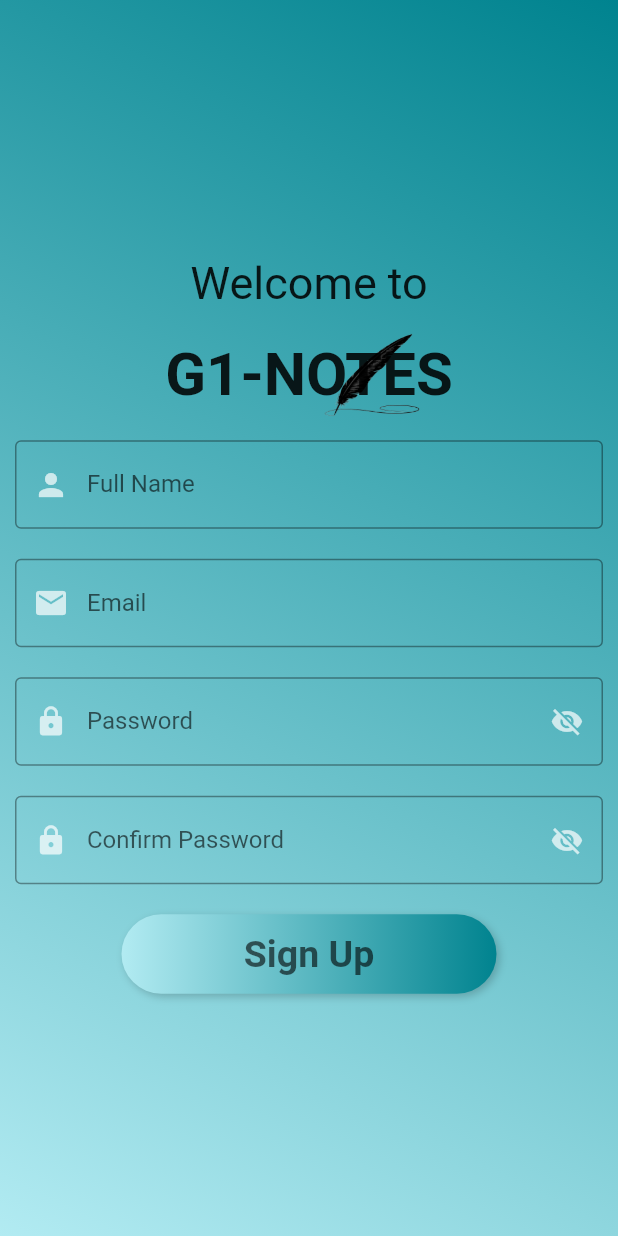
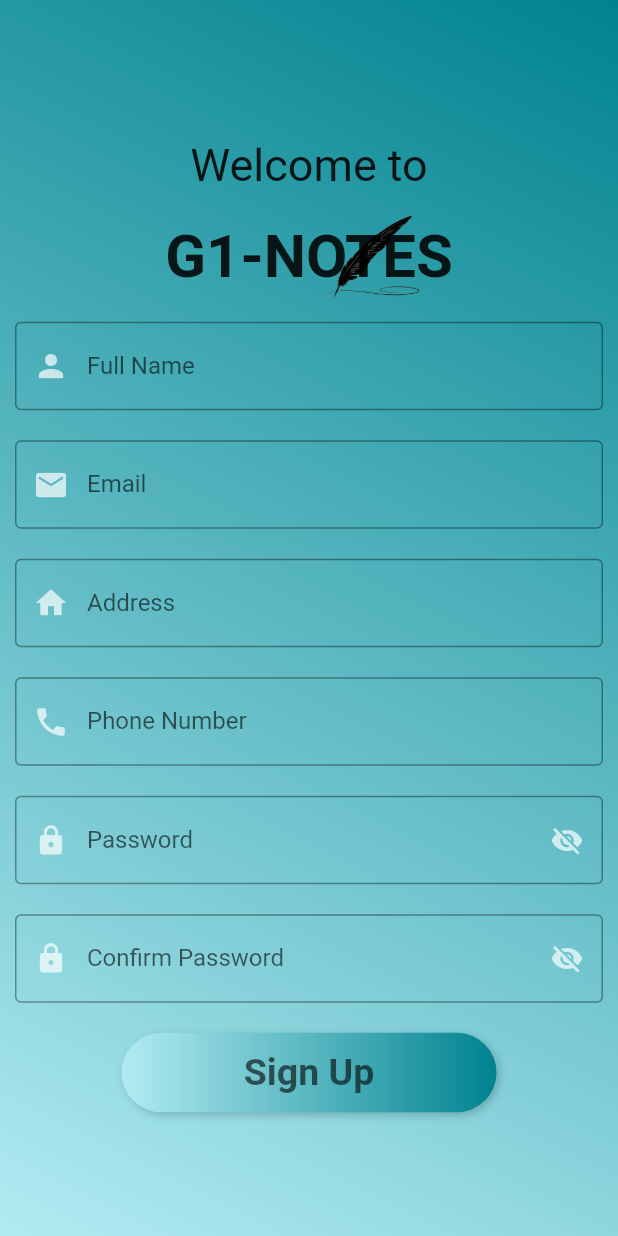
Before and after one commit to TheCOLON/Register_formpage, a Flutter app: the screen it shows after launch, on a phone screen of 412 x 824 dp. Run offline on Flutter 3.47's test engine with Material 2 defaults, Android fonts, the phone set to English and light mode, and no system bars; our stand-ins replace form_field_validator.

Commit message:
tachado_commit

```diff
--- a/lib/register_page.dart
+++ b/lib/register_page.dart
@@ -15,6 +15,8 @@ class _RegisterState extends State<Register> {
   TextEditingController password = TextEditingController();
   TextEditingController fullname = TextEditingController();
   TextEditingController confirmPass = TextEditingController();
+  TextEditingController address = TextEditingController();
+  TextEditingController phoneNumber = TextEditingController();
 
   bool isPasswordVisible = false;
   bool isConfirmpasswordVisible = false;
@@ -103,6 +105,54 @@ class _RegisterState extends State<Register> {
                         Icons.email,
                         color: Colors.white70,
                       )),
+                ),
+              ),
+            ),
+            Container(
+              padding: const EdgeInsets.fromLTRB(10, 10, 10, 10),
+              child: Form(
+                autovalidateMode: AutovalidateMode.onUserInteraction,
+                child: TextFormField(
+                  controller: address,
+                  validator: (value) {
+                    if (value == null || value.isEmpty) {
+                      return 'Required';
+                    }
+                    return null;
+                  },
+                  decoration: const InputDecoration(
+                    border: OutlineInputBorder(),
+                    labelText: 'Address',
+                    hintText: "Enter Your Address",
+                    prefixIcon: Icon(
+                      Icons.home,
+                      color: Colors.white70,
+                    ),
+                  ),
+                ),
+              ),
+            ),
+            Container(
+              padding: const EdgeInsets.fromLTRB(10, 10, 10, 10),
+              child: Form(
+                autovalidateMode: AutovalidateMode.onUserInteraction,
+                child: TextFormField(
+                  controller: phoneNumber,
+                  validator: (value) {
+                    if (value == null || value.isEmpty) {
+                      return 'Required';
+                    }
+                    return null;
+                  },
+                  decoration: const InputDecoration(
+                    border: OutlineInputBorder(),
+                    labelText: 'Phone Number',
+                    hintText: "Enter Your Contact number",
+                    prefixIcon: Icon(
+                      Icons.phone,
+                      color: Colors.white70,
+                    ),
+                  ),
                 ),
               ),
             ),
```
